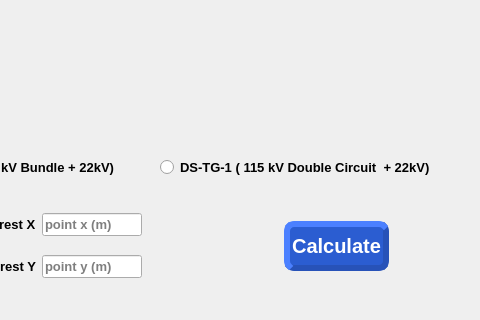
First picture: the form in ui/MainCal.ui, repository TEAMMYKUNG/INDUCED-VOLTAGE-GUI, before the edit; both pictures show x 402 to 882 and y 400 to 720 of the 882 by 720 pixel window.
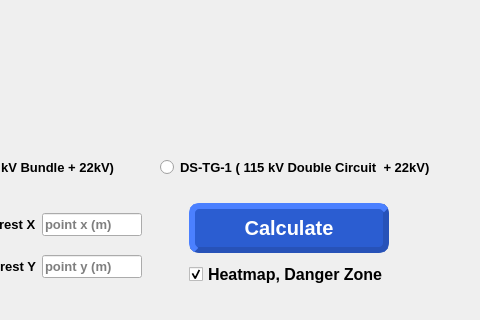
Second picture: the form after the edit. Icons and pictures are not drawn.

Commit message: ADD Heatmap Check BOX

```diff
--- a/ui/MainCal.ui
+++ b/ui/MainCal.ui
@@ -639,6 +639,8 @@
       </spacer>
      </item>
      <item>
+      <layout class="QVBoxLayout" name="verticalLayout_4">
+       <item>
       <widget class="QPushButton" name="calculate_btn">
        <property name="sizePolicy">
         <sizepolicy hsizetype="Fixed" vsizetype="Fixed">
@@ -679,6 +681,25 @@
          <normaloff>images/calculator.png</normaloff>images/calculator.png</iconset>
        </property>
       </widget>
+       </item>
+       <item>
+        <widget class="QCheckBox" name="Heatmap_Check">
+         <property name="font">
+          <font>
+           <family>Leelawadee UI</family>
+           <pointsize>12</pointsize>
+           <bold>true</bold>
+          </font>
+         </property>
+         <property name="text">
+          <string>Heatmap, Danger Zone</string>
+         </property>
+         <property name="checked">
+          <bool>true</bool>
+         </property>
+        </widget>
+       </item>
+      </layout>
      </item>
     </layout>
    </widget>
```
Lines whose indentation alone changed are shown as unchanged. The commit also changes 1 other file.
